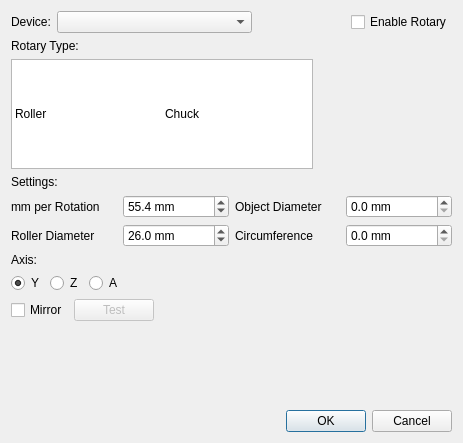
flux3dp/swiftray, file src/windows/rotary_setup.ui: the form before one commit.
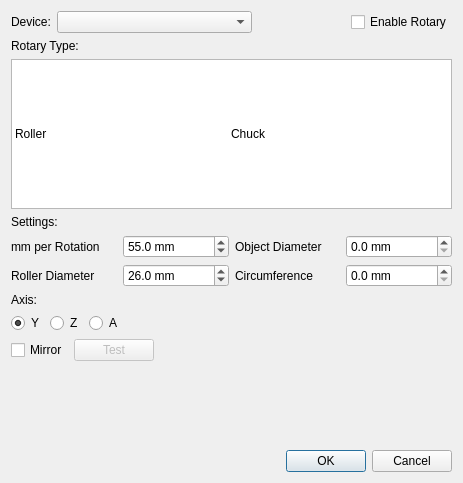
The form after the commit. Icons and pictures are not drawn.

```diff
--- a/src/windows/rotary_setup.ui
+++ b/src/windows/rotary_setup.ui
@@ -7,7 +7,7 @@
     <x>0</x>
     <y>0</y>
     <width>463</width>
-    <height>443</height>
+    <height>483</height>
    </rect>
   </property>
   <property name="windowTitle">
@@ -59,7 +59,7 @@
      <item>
       <widget class="QListWidget" name="typeList">
        <property name="sizePolicy">
-        <sizepolicy hsizetype="Fixed" vsizetype="Fixed">
+        <sizepolicy hsizetype="Preferred" vsizetype="Fixed">
          <horstretch>0</horstretch>
          <verstretch>0</verstretch>
         </sizepolicy>
@@ -67,13 +67,13 @@
        <property name="minimumSize">
         <size>
          <width>302</width>
-         <height>110</height>
+         <height>150</height>
         </size>
        </property>
        <property name="maximumSize">
         <size>
          <width>16777215</width>
-         <height>110</height>
+         <height>150</height>
         </size>
        </property>
        <property name="showDropIndicator" stdset="0">
@@ -81,8 +81,8 @@
        </property>
        <property name="iconSize">
         <size>
-         <width>80</width>
-         <height>80</height>
+         <width>200</width>
+         <height>140</height>
         </size>
        </property>
        <property name="movement">
@@ -99,8 +99,8 @@
        </property>
        <property name="gridSize">
         <size>
-         <width>150</width>
-         <height>100</height>
+         <width>216</width>
+         <height>140</height>
         </size>
        </property>
        <property name="selectionRectVisible">
@@ -129,19 +129,6 @@
        </item>
       </widget>
      </item>
-     <item>
-      <spacer name="horizontalSpacer_3">
-       <property name="orientation">
-        <enum>Qt::Horizontal</enum>
-       </property>
-       <property name="sizeHint" stdset="0">
-        <size>
-         <width>40</width>
-         <height>20</height>
-        </size>
-       </property>
-      </spacer>
-     </item>
     </layout>
    </item>
    <item>
@@ -220,7 +207,7 @@
         <double>0.100000000000000</double>
        </property>
        <property name="value">
-        <double>55.399999999999999</double>
+        <double>55.000000000000000</double>
        </property>
       </widget>
      </item>
```
